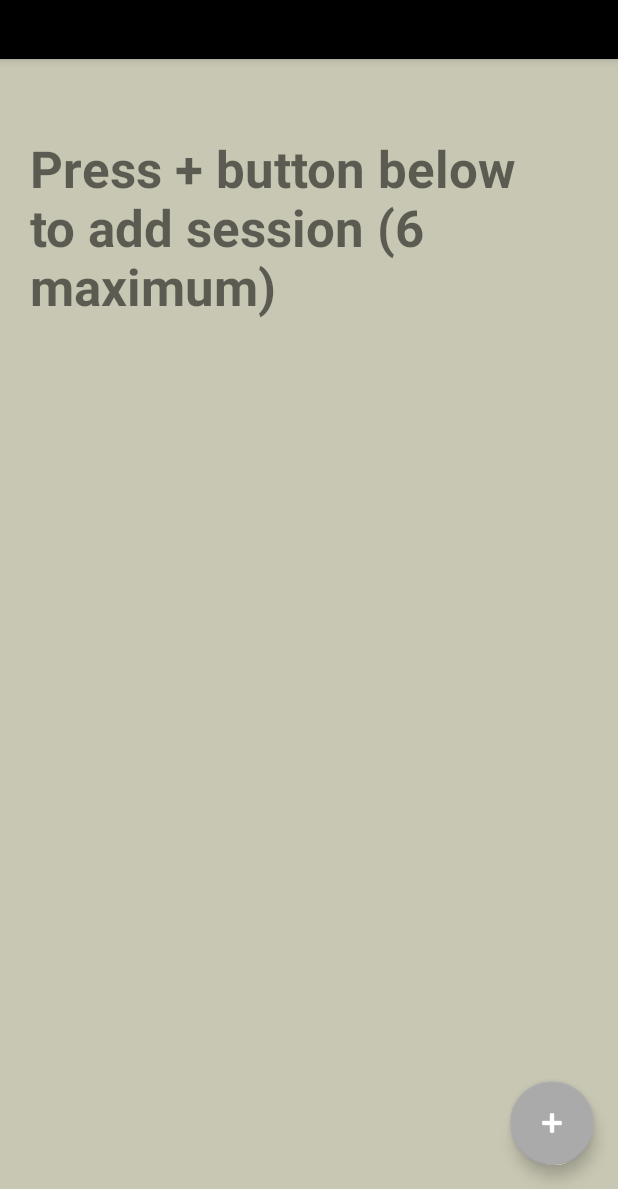
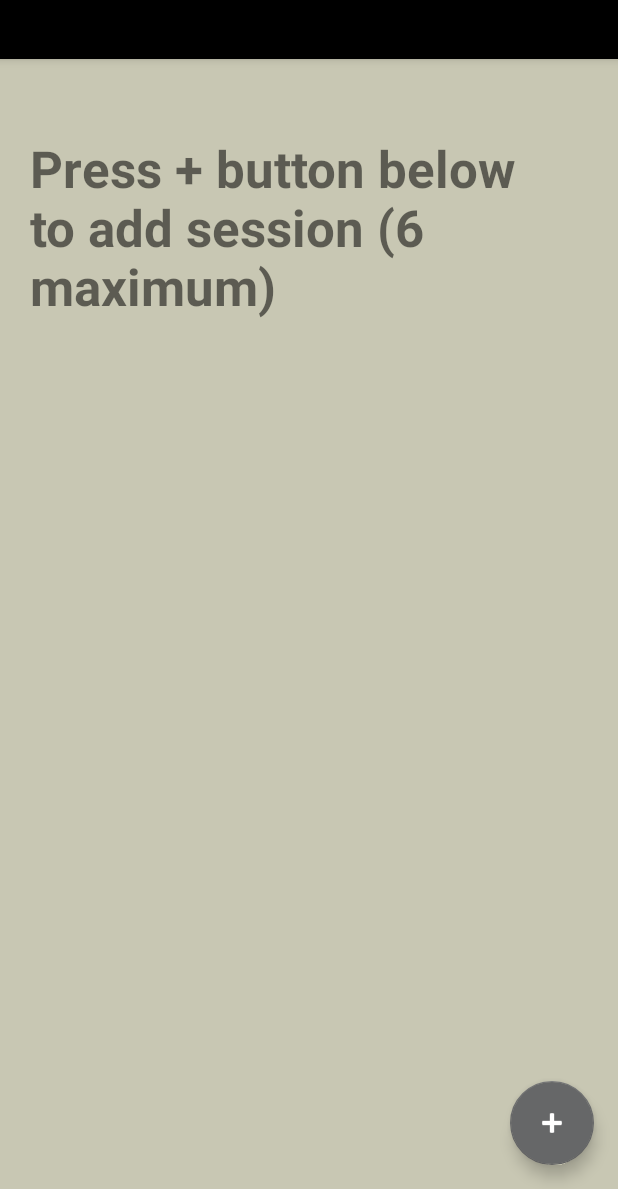
Before and after one commit to marhab21/MiniZendo_Android, an Android app: the screen it shows after launch (MainActivity), on a phone screen of 412 x 824 dp, the part 47-1236 px from its top. Run offline under Robolectric (Android 15) with nearby library versions, the phone set to English and light mode, and no system bars; libraries missing offline, so code that uses them is left out: io.realm; 5 statements that could not run were skipped.

Commit message:
Adding comments, changing color of the + button, and making sure it looks disabled. Fixing a bug, where above 6 suddenly works.

```diff
--- a/app/src/main/java/com/marhabweb/minizendo/MainActivity.kt
+++ b/app/src/main/java/com/marhabweb/minizendo/MainActivity.kt
@@ -13,14 +13,15 @@ import kotlinx.android.synthetic.main.activity_main.*
 import org.jetbrains.anko.alert
 import org.jetbrains.anko.toast
 
+
+
 class MainActivity : AppCompatActivity() {
 
 
-
+    // This will show the list of created sessions
     override fun onCreate(savedInstanceState: Bundle?) {
         super.onCreate(savedInstanceState)
         setContentView(R.layout.activity_main)
-     //   setSupportActionBar(toolbar)
 
         fab.setOnClickListener { _ ->
             val addIntent = Intent(this, AddSessionActivity::class.java)
@@ -31,6 +32,7 @@ class MainActivity : AppCompatActivity() {
 
     }
 
+    // On resume, refresh the list, and enable/disable the + button
     override fun onResume() {
         super.onResume()
 
@@ -48,20 +50,20 @@ class MainActivity : AppCompatActivity() {
           setListMode(listView, textView, false)
 
         } else {
-
+            // Show help text if the list is empty
             setListMode(listView, textView, true)
             val adapter = CustomAdapter(this, results)
             listView.adapter = adapter
 
-
-
-            if (results.count() == 6)
+            // Limit to 6 sessions
+            if (results.count() >= 6)
             {
-
                 fab.setEnabled(false)
+                fab.alpha = 0.1F
 
             } else {
                 fab.setEnabled(true)
+                fab.alpha = 1.0F
             }
         }
 
@@ -88,7 +90,7 @@ class MainActivity : AppCompatActivity() {
         Toast.makeText(getApplicationContext(), "17. onDetachedFromWindow()", Toast.LENGTH_SHORT).show()
     }
 
-
+    // Ask the user whether they really want to remove this session from the list
     fun showDeleteAlertYesOrNo(session: Session?) {
         alert(getString(R.string.wanna_delete), getString(R.string.delete)) {
             positiveButton(getString(R.string.yes)) {
@@ -114,7 +116,7 @@ class MainActivity : AppCompatActivity() {
         }.show()
     }
 
-    // Reload the Activity, to refresh the list...
+    // Reload the Activity, to refresh the list...will call onResume
     private fun Resume() {
         val intent = Intent(this, MainActivity::class.java)
         intent.flags = Intent.FLAG_ACTIVITY_REORDER_TO_FRONT
--- a/app/src/main/java/com/marhabweb/minizendo/Session.kt
+++ b/app/src/main/java/com/marhabweb/minizendo/Session.kt
@@ -46,7 +46,7 @@ open class Session() : RealmObject() {
         return fromHours + fromMins
     }
 
-
+     // Time display inside the counter. It will always be in minutes.
     fun getTimeDisplay() : String {
 
         var hrText = "hour"
--- a/app/src/main/java/com/marhabweb/minizendo/SessionActivity.kt
+++ b/app/src/main/java/com/marhabweb/minizendo/SessionActivity.kt
@@ -51,13 +51,13 @@ class SessionActivity : AppCompatActivity() {
 
     }
 
+    // Start with a bell
     private fun start(session: Session) {
-
 
         progressBar.max = timeInMillis.toInt() / 1000
         isRunning = true
 
-        mPlayer = MediaPlayer.create(applicationContext, R.raw.bell)
+        mPlayer = MediaPlayer.create(applicationContext, R.raw.realbell)
         mPlayer.start()
 
         countDownTimer = object : CountDownTimer(timeInMillis, 1) {
@@ -69,6 +69,7 @@ class SessionActivity : AppCompatActivity() {
 
             }
 
+            // End with the same bell
             override fun onFinish() {
                 textViewCount.text = getString(R.string.zero_time)
                 isRunning = false
@@ -85,6 +86,7 @@ class SessionActivity : AppCompatActivity() {
         countDownTimer.start()
     }
 
+    // Stop the original timer, and start another one to show the quote (10 seconds)
     private fun stop()
     {
         isRunning = false
--- a/app/src/main/res/layout/activity_main.xml
+++ b/app/src/main/res/layout/activity_main.xml
@@ -30,8 +30,8 @@
         android:layout_height="wrap_content"
         android:layout_gravity="bottom|end"
         android:layout_margin="@dimen/fab_margin"
-        android:tint="@android:color/background_light"
-        app:backgroundTint="@android:color/darker_gray"
+        android:tint="@color/colorWhite"
+        app:backgroundTint="@color/colorDarkGrey"
         app:srcCompat="@android:drawable/ic_input_add" />
 
 </android.support.design.widget.CoordinatorLayout>
--- a/app/src/main/res/values/colors.xml
+++ b/app/src/main/res/values/colors.xml
@@ -3,8 +3,10 @@
     <color name="colorPrimary">#3F51B5</color>
     <color name="colorPrimaryDark">#303F9F</color>
     <color name="colorAccent">#FF4081</color>
-    <color name="circleColor">#A9A9A9</color>
+    <color name="circleColor">#969090</color>
     <color name="zenColor">#C8C7B3</color>
+    <color name="colorDarkGrey">#666768</color>
     <color name="colorBlack">#000000</color>
+    <color name="colorWhite">#FFFFFF</color>
     <color name="black_overlay">#66000000</color>
 </resources>
```
Also changed, not shown: app/src/main/res/layout/activity_add_session.xml (+1 -15 lines), app/src/main/res/drawable/torii_bkg.jpg.
